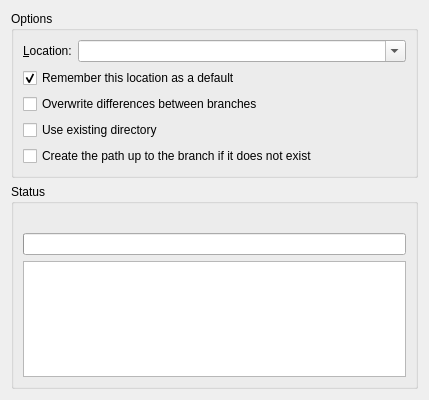
The window that ui/push.ui (breezy-team/qbrz) describes before a commit, drawn with Qt 5.
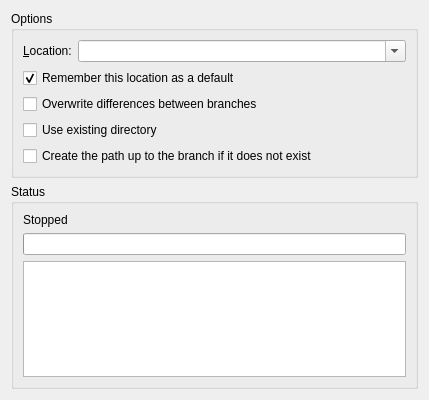
The same window after the commit.

Commit message: qpull/qpush: Allow word wrapping in the progress message.

The edit to the form file:
```diff
--- a/ui/push.ui
+++ b/ui/push.ui
@@ -80,7 +80,14 @@
      </property>
      <layout class="QVBoxLayout" >
       <item>
-       <widget class="QLabel" name="progressMessage" />
+       <widget class="QLabel" name="progressMessage" >
+        <property name="text" >
+         <string>Stopped</string>
+        </property>
+        <property name="wordWrap" >
+         <bool>true</bool>
+        </property>
+       </widget>
       </item>
       <item>
        <widget class="QProgressBar" name="progressBar" >
```
The commit also changes 2 other files.
